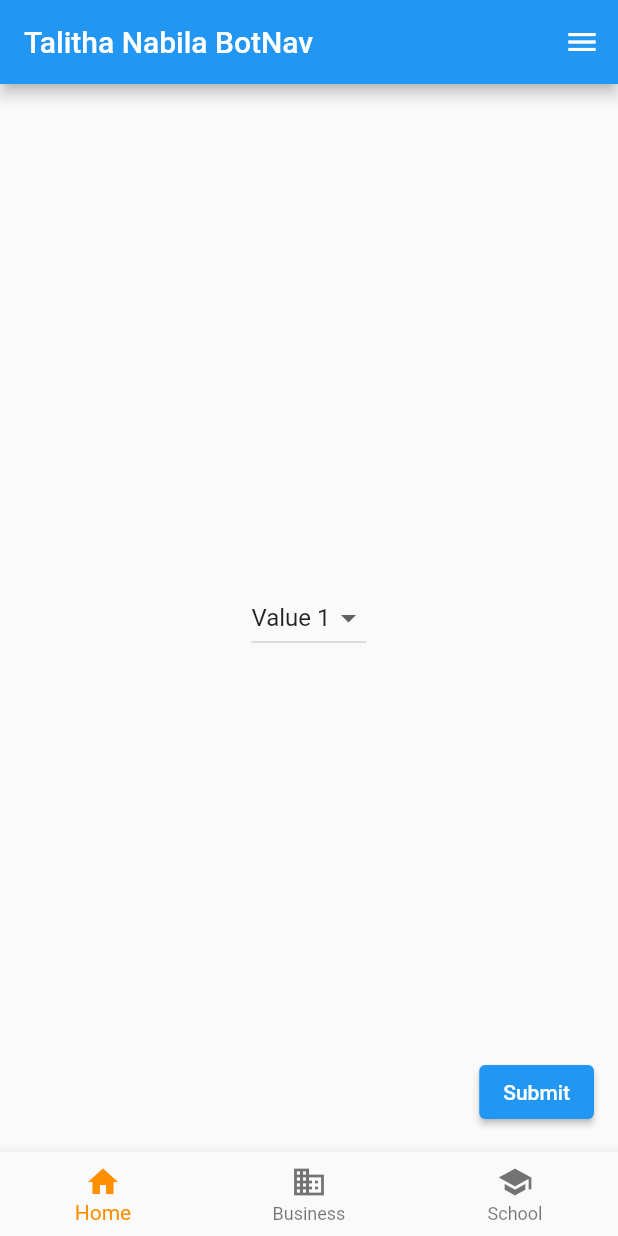
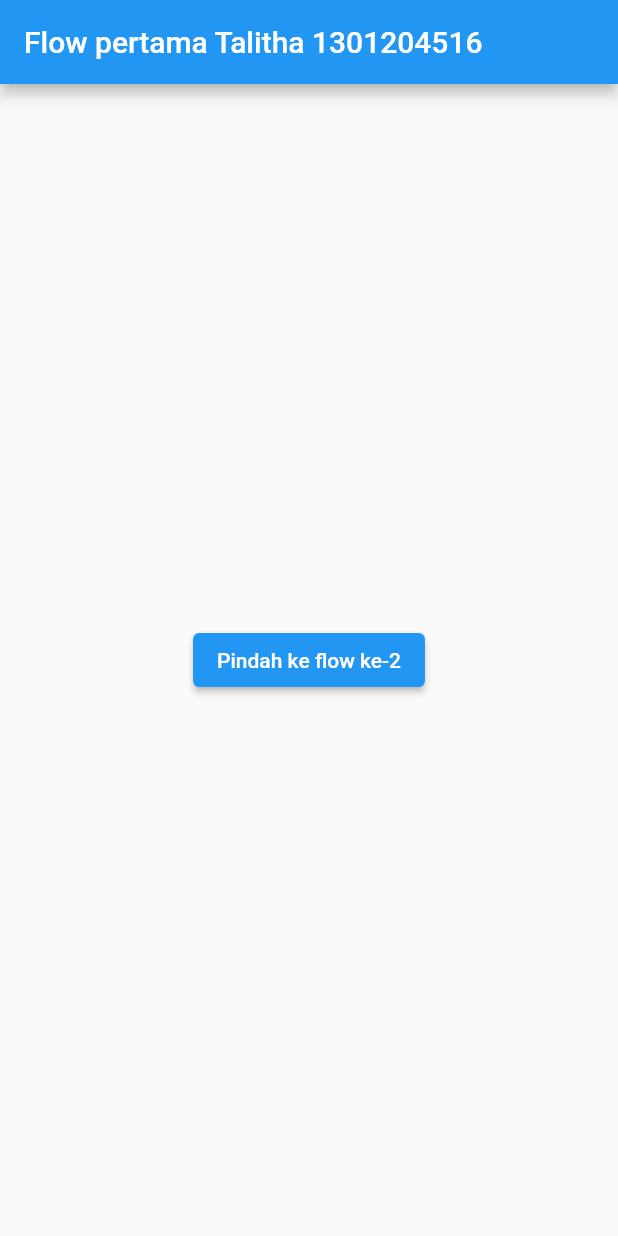
Before and after one commit to Kamize/talitha-flutter, a Flutter app: the screen it shows after launch, on a phone screen of 412 x 824 dp. Run offline on Flutter 3.47's test engine with Material 2 defaults, Android fonts, the phone set to English and light mode, and no system bars.

```diff
--- a/lib/main.dart
+++ b/lib/main.dart
@@ -10,14 +10,19 @@ import 'package:flutter/material.dart';
 void main() => runApp(const MyApp());
 
 /// This is the main application widget.
+/// Talitha Nabila - 1301204516
 class MyApp extends StatelessWidget {
   const MyApp({Key? key}) : super(key: key);
   static const String _title = 'Flutter Code Sample';
   @override
   Widget build(BuildContext context) {
-    return const MaterialApp(
-      title: _title,
-      home: MyStatefulWidget(),
+    return MaterialApp(
+      title: 'Navigation Example',
+      initialRoute: '/',
+      routes: {
+        '/': (context) => FirstFlow(),
+        '/second': (context) => SecondFlow(),
+      },
     );
   }
 }
@@ -72,7 +77,7 @@ class _MyStatefulWidgetState extends State<MyStatefulWidget> {
           ),
         ],
       ),
-        // child: _widgetOptions.elementAt(_selectedIndex),
+      // child: _widgetOptions.elementAt(_selectedIndex),
       body: Center(
         // Talitha Nabila - 1301204516
         child: DropdownButton<String>(
@@ -82,8 +87,7 @@ class _MyStatefulWidgetState extends State<MyStatefulWidget> {
               selectedValue = newValue!;
             });
           },
-          items: dropdownItems
-              .map<DropdownMenuItem<String>>((String value) {
+          items: dropdownItems.map<DropdownMenuItem<String>>((String value) {
             return DropdownMenuItem<String>(
               value: value,
               child: Text(value),
@@ -120,3 +124,44 @@ class _MyStatefulWidgetState extends State<MyStatefulWidget> {
     );
   }
 }
+
+class FirstFlow extends StatelessWidget {
+  // Talitha Nabila - 1301204516
+  @override
+  Widget build(BuildContext context) {
+    return Scaffold(
+      appBar: AppBar(
+        title: Text('Flow pertama Talitha 1301204516'),
+      ),
+      body: Center(
+        child: ElevatedButton(
+          child: Text('Pindah ke flow ke-2'),
+          onPressed: () {
+            Navigator.pushNamed(context, '/second');
+          },
+        ),
+      ),
+    );
+  }
+}
+
+class SecondFlow extends StatelessWidget {
+  // Talitha Nabila - 1301204516
+  const SecondFlow();
+  @override
+  Widget build(BuildContext context) {
+    return Scaffold(
+      appBar: AppBar(
+        title: Text('ini adalah flow ke-2 Talitha'),
+      ),
+      body: Center(
+        child: ElevatedButton(
+          child: Text('Kembali ke flow pertama'),
+          onPressed: () {
+            Navigator.pop(context);
+          },
+        ),
+      ),
+    );
+  }
+}
```
